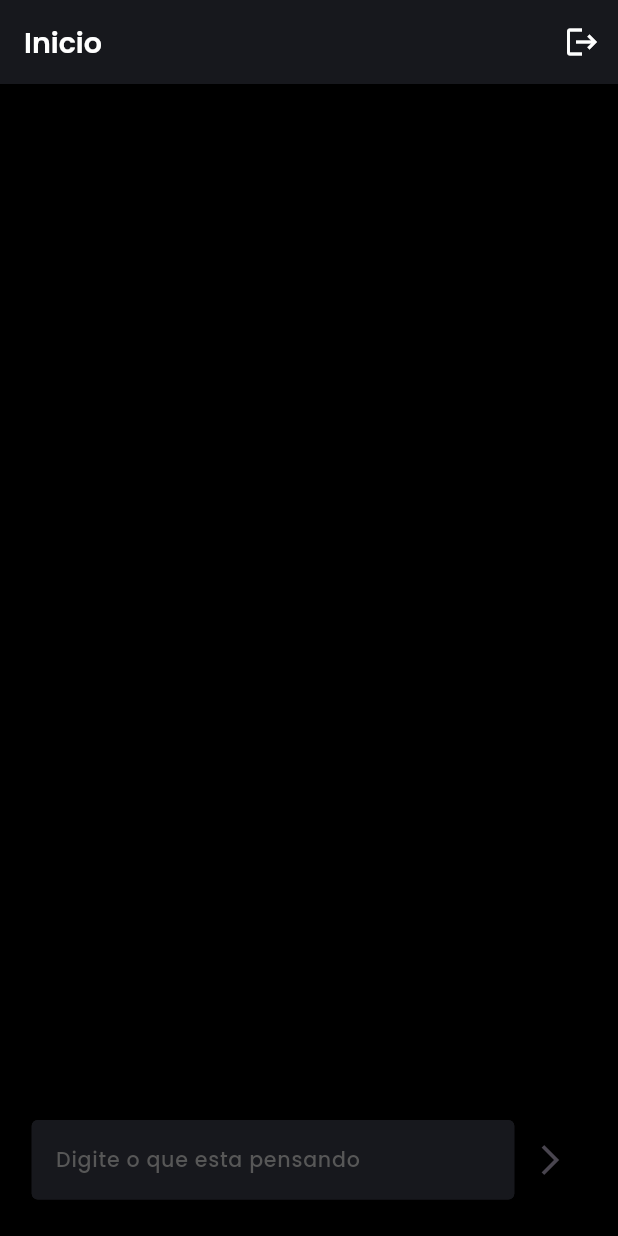
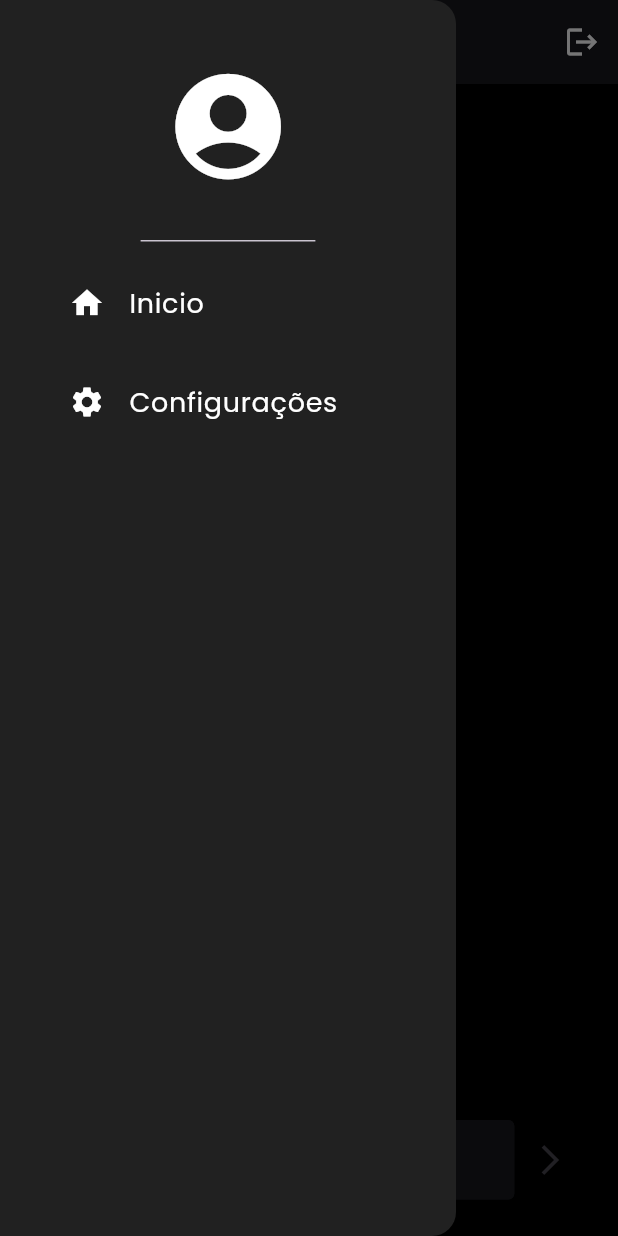
Before and after one commit to marianaoliveira1/SocialMidia, a Flutter app: the screen it shows once a user with an empty profile is signed in, with the side drawer open (before the commit the screen has no drawer), on a phone screen of 412 x 824 dp. Run offline on Flutter 3.47's test engine with Material 3 defaults, Android fonts, the phone set to English and light mode, and no system bars; our stand-ins replace cloud_firestore, firebase_auth, firebase_core, flutter_screenutil, get, google_fonts; accounts and stored records are empty.

Commit message:
drawer e criado pagina de configurações

```diff
--- a/lib/pages/home/home_page.dart
+++ b/lib/pages/home/home_page.dart
@@ -7,6 +7,7 @@ import 'package:google_fonts/google_fonts.dart';
 import 'package:socialmidia/controller/auth_controller.dart';
 
 import 'package:socialmidia/utils/colors.dart';
+import 'package:socialmidia/widget/default_drawer.dart';
 import 'package:socialmidia/widget/wall_post.dart';
 
 class HomePage extends StatefulWidget {
@@ -62,6 +63,7 @@ class _HomePageState extends State<HomePage> {
           )
         ],
       ),
+      drawer: DefaultDrawer(),
       body: Center(
         child: Column(
           children: [
--- /dev/null
+++ b/lib/pages/seetings/settings_page.dart
@@ -0,0 +1,15 @@
+import 'package:flutter/material.dart';
+
+class SettingsPage extends StatefulWidget {
+  const SettingsPage({super.key});
+
+  @override
+  State<SettingsPage> createState() => _SettingsPageState();
+}
+
+class _SettingsPageState extends State<SettingsPage> {
+  @override
+  Widget build(BuildContext context) {
+    return const Placeholder();
+  }
+}
--- a/lib/routes/routes.dart
+++ b/lib/routes/routes.dart
@@ -3,6 +3,7 @@ import 'package:socialmidia/pages/home/home_page.dart';
 import 'package:socialmidia/pages/login/login_page.dart';
 import 'package:socialmidia/pages/profile/profile_page.dart';
 import 'package:socialmidia/pages/register/register_page.dart';
+import 'package:socialmidia/pages/seetings/settings_page.dart';
 
 class Routes {
   static final Map<String, WidgetBuilder> routes = {
@@ -10,5 +11,6 @@ class Routes {
     '/login': (context) => const LoginPage(),
     '/register': (context) => const RegisterPage(),
     '/profile': (context) => const ProfilePage(),
+    '/settings': (context) => const SettingsPage(),
   };
 }
--- /dev/null
+++ b/lib/widget/default_drawer.dart
@@ -0,0 +1,40 @@
+import 'package:flutter/material.dart';
+import 'package:flutter_screenutil/flutter_screenutil.dart';
+import 'package:socialmidia/widget/default_list_tile.dart';
+
+class DefaultDrawer extends StatelessWidget {
+  const DefaultDrawer({super.key});
+
+  @override
+  Widget build(BuildContext context) {
+    return Drawer(
+      backgroundColor: Colors.grey[900],
+      child: Column(
+        crossAxisAlignment: CrossAxisAlignment.center,
+        children: [
+          DrawerHeader(
+            child: Icon(
+              Icons.account_circle,
+              size: 80.h,
+              color: Colors.white,
+            ),
+          ),
+          DefaultListTile(
+            icon: Icons.home,
+            title: 'Inicio',
+            onTap: () {
+              Navigator.of(context).pushNamed('/home');
+            },
+          ),
+          DefaultListTile(
+            icon: Icons.settings,
+            title: 'Configurações',
+            onTap: () {
+              Navigator.of(context).pushNamed('/settings');
+            },
+          ),
+        ],
+      ),
+    );
+  }
+}
--- /dev/null
+++ b/lib/widget/default_list_tile.dart
@@ -0,0 +1,40 @@
+// ignore_for_file: public_member_api_docs, sort_constructors_first
+import 'package:flutter/material.dart';
+import 'package:flutter_screenutil/flutter_screenutil.dart';
+import 'package:google_fonts/google_fonts.dart';
+
+class DefaultListTile extends StatelessWidget {
+  final IconData icon;
+  final String title;
+  void Function()? onTap;
+  DefaultListTile({
+    Key? key,
+    required this.icon,
+    required this.title,
+    required this.onTap,
+  }) : super(key: key);
+
+  @override
+  Widget build(BuildContext context) {
+    return Padding(
+      padding: const EdgeInsets.symmetric(
+        horizontal: 30,
+        vertical: 5,
+      ),
+      child: ListTile(
+        leading: Icon(
+          icon,
+          color: Colors.white,
+        ),
+        onTap: onTap,
+        title: Text(
+          title,
+          style: GoogleFonts.poppins(
+            color: Colors.white,
+            fontSize: 17.sp,
+          ),
+        ),
+      ),
+    );
+  }
+}
```
